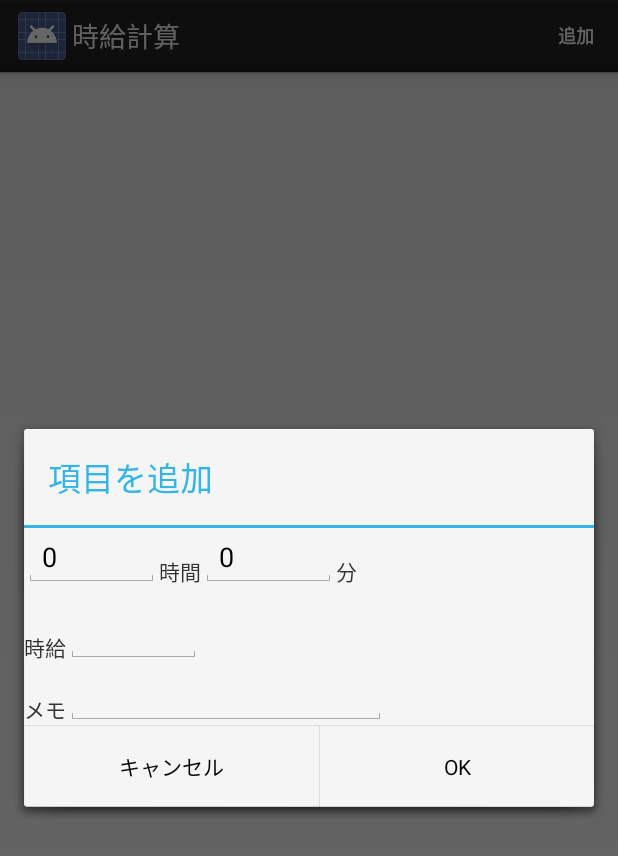
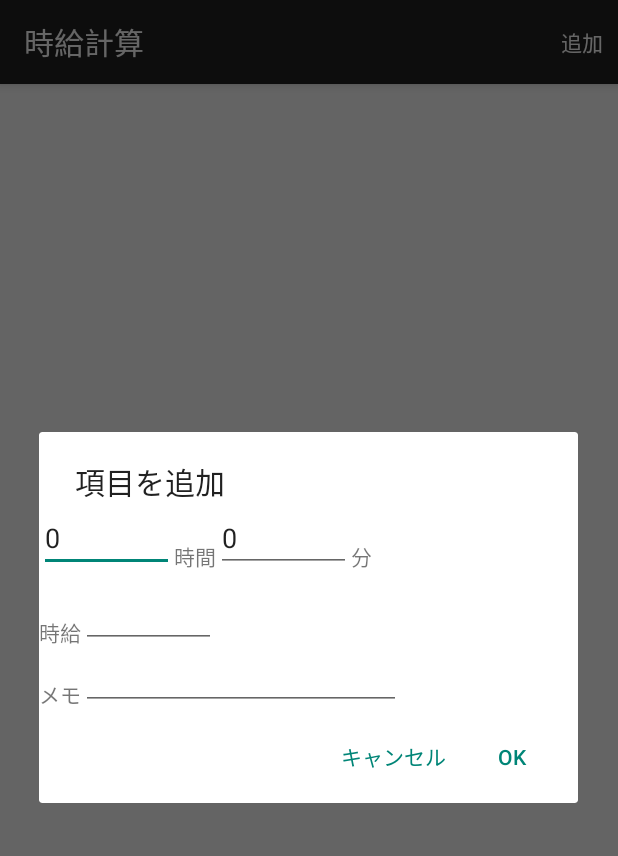
Before and after one commit to sugtao4423/CalcSalary, an Android app: the screen it shows after launch (MainActivity), after a tap on "追加", on a phone screen of 412 x 824 dp. Shown: the top 856 px of the screen. Run offline under Robolectric (Android 15) with nearby library versions, the phone set to English and light mode, and no system bars.

Commit message:
Activity -> AppCompatActivity

```diff
--- a/app/src/main/java/com/tao/calcsalary/MainActivity.java
+++ b/app/src/main/java/com/tao/calcsalary/MainActivity.java
@@ -1,13 +1,13 @@
 package com.tao.calcsalary;
 
 import android.annotation.SuppressLint;
-import android.app.Activity;
 import android.app.AlertDialog;
 import android.content.DialogInterface;
 import android.content.DialogInterface.OnClickListener;
 import android.database.Cursor;
 import android.database.sqlite.SQLiteDatabase;
 import android.os.Bundle;
+import android.support.v7.app.AppCompatActivity;
 import android.view.Menu;
 import android.view.MenuItem;
 import android.view.View;
@@ -21,7 +21,7 @@ import java.util.ArrayList;
 import java.util.Date;
 import java.util.Locale;
 
-public class MainActivity extends Activity implements OnItemClickListener{
+public class MainActivity extends AppCompatActivity implements OnItemClickListener{
 
     private SQLiteDatabase db;
     private CustomAdapter adapter;
--- a/app/src/main/res/values-v11/styles.xml
+++ /dev/null
@@ -1,5 +0,0 @@
-<resources>
-
-    <style name="AppBaseTheme" parent="android:Theme.Holo.Light"></style>
-
-</resources>
--- a/app/src/main/res/values-v14/styles.xml
+++ /dev/null
@@ -1,5 +0,0 @@
-<resources>
-
-    <style name="AppBaseTheme" parent="android:Theme.Holo.Light.DarkActionBar"></style>
-
-</resources>
--- a/app/src/main/res/values/styles.xml
+++ b/app/src/main/res/values/styles.xml
@@ -1,7 +1,6 @@
+<?xml version="1.0" encoding="utf-8"?>
 <resources>
 
-    <style name="AppBaseTheme" parent="android:Theme.Light"></style>
-
-    <style name="AppTheme" parent="AppBaseTheme"></style>
+    <style name="AppTheme" parent="Theme.AppCompat.Light.DarkActionBar"></style>
 
 </resources>
```
